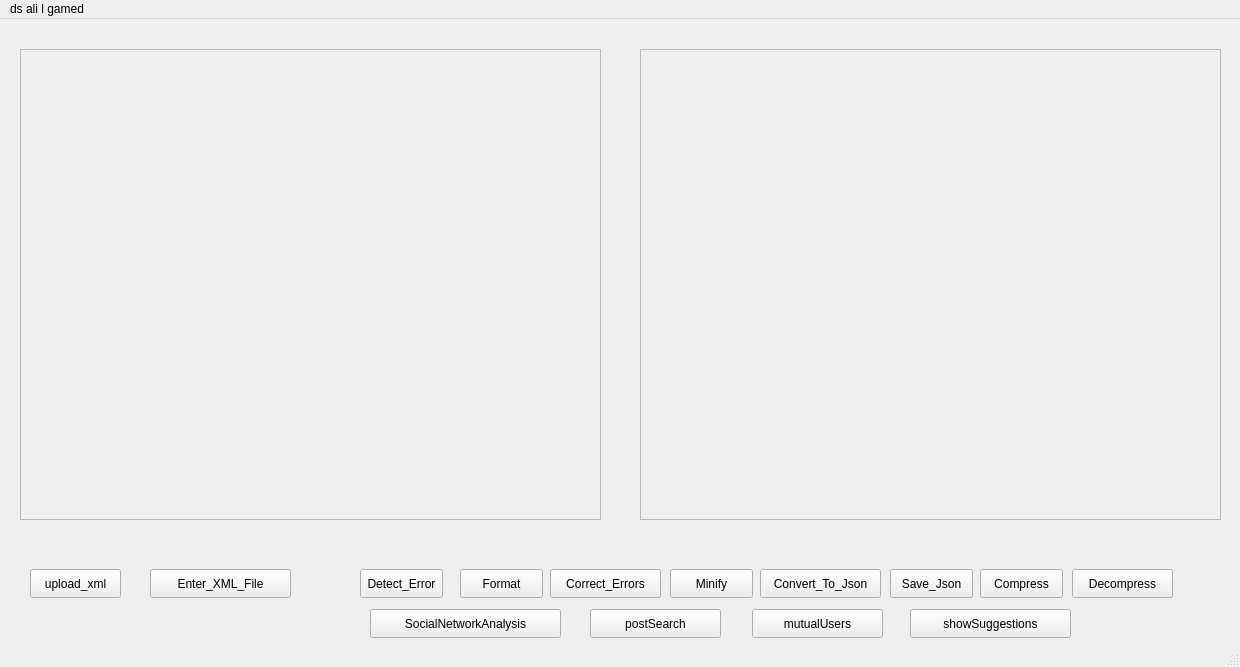
Mohanad-Bador/XML-File-Editor, file QT GUI (ali)/dataProject/mainwindow.ui: the form before one commit.
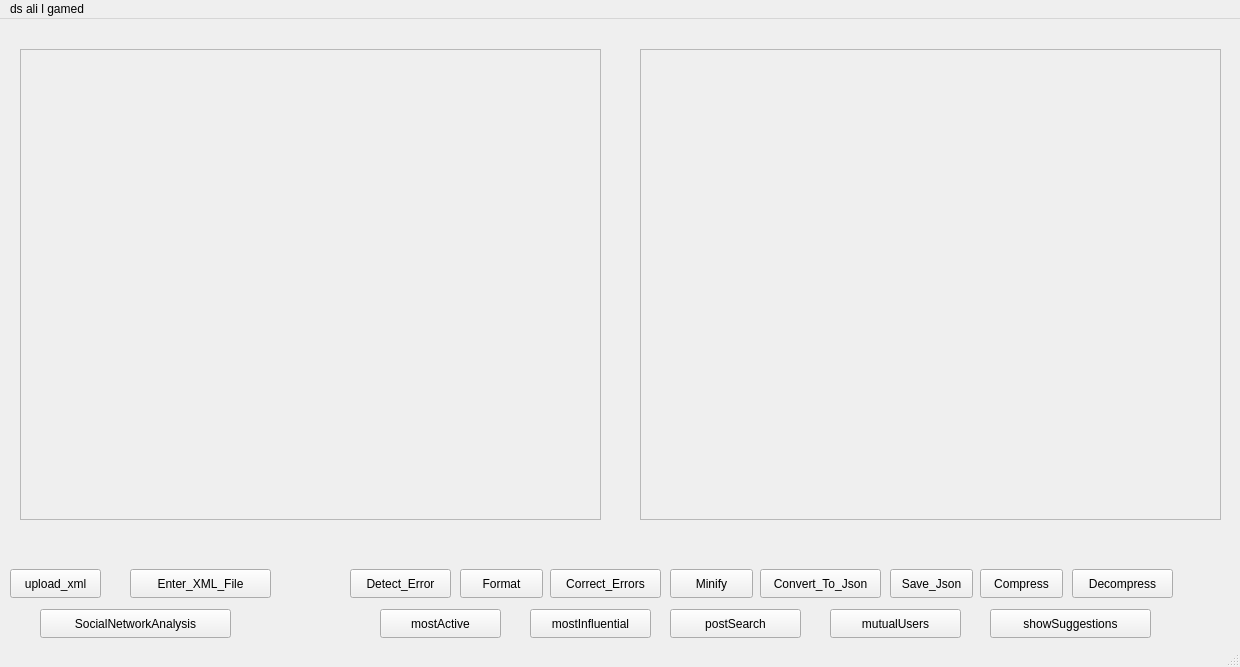
The form after the commit.

What changed in the file:
```diff
--- a/QT GUI (ali)/dataProject/mainwindow.ui
+++ b/QT GUI (ali)/dataProject/mainwindow.ui
@@ -17,7 +17,7 @@
    <widget class="QPushButton" name="Enter_XML_File">
     <property name="geometry">
      <rect>
-      <x>150</x>
+      <x>130</x>
       <y>550</y>
       <width>141</width>
       <height>29</height>
@@ -69,7 +69,7 @@
    <widget class="QPushButton" name="upload_xml">
     <property name="geometry">
      <rect>
-      <x>30</x>
+      <x>10</x>
       <y>550</y>
       <width>91</width>
       <height>29</height>
@@ -191,9 +191,9 @@
    <widget class="QPushButton" name="Detect_Error">
     <property name="geometry">
      <rect>
-      <x>360</x>
+      <x>350</x>
       <y>550</y>
-      <width>83</width>
+      <width>101</width>
       <height>29</height>
      </rect>
     </property>
@@ -204,7 +204,7 @@
    <widget class="QPushButton" name="SocialNetworkAnalysis">
     <property name="geometry">
      <rect>
-      <x>370</x>
+      <x>40</x>
       <y>590</y>
       <width>191</width>
       <height>29</height>
@@ -217,7 +217,7 @@
    <widget class="QPushButton" name="postSearch">
     <property name="geometry">
      <rect>
-      <x>590</x>
+      <x>670</x>
       <y>590</y>
       <width>131</width>
       <height>29</height>
@@ -230,7 +230,7 @@
    <widget class="QPushButton" name="showSuggestions">
     <property name="geometry">
      <rect>
-      <x>910</x>
+      <x>990</x>
       <y>590</y>
       <width>161</width>
       <height>29</height>
@@ -243,7 +243,7 @@
    <widget class="QPushButton" name="mutualUsers">
     <property name="geometry">
      <rect>
-      <x>752</x>
+      <x>830</x>
       <y>590</y>
       <width>131</width>
       <height>29</height>
@@ -253,6 +253,32 @@
      <string>mutualUsers</string>
     </property>
    </widget>
+   <widget class="QPushButton" name="mostActive">
+    <property name="geometry">
+     <rect>
+      <x>380</x>
+      <y>590</y>
+      <width>121</width>
+      <height>29</height>
+     </rect>
+    </property>
+    <property name="text">
+     <string>mostActive</string>
+    </property>
+   </widget>
+   <widget class="QPushButton" name="mostInfluential">
+    <property name="geometry">
+     <rect>
+      <x>530</x>
+      <y>590</y>
+      <width>121</width>
+      <height>29</height>
+     </rect>
+    </property>
+    <property name="text">
+     <string>mostInfluential</string>
+    </property>
+   </widget>
   </widget>
   <widget class="QMenuBar" name="menubar">
    <property name="geometry">
```
